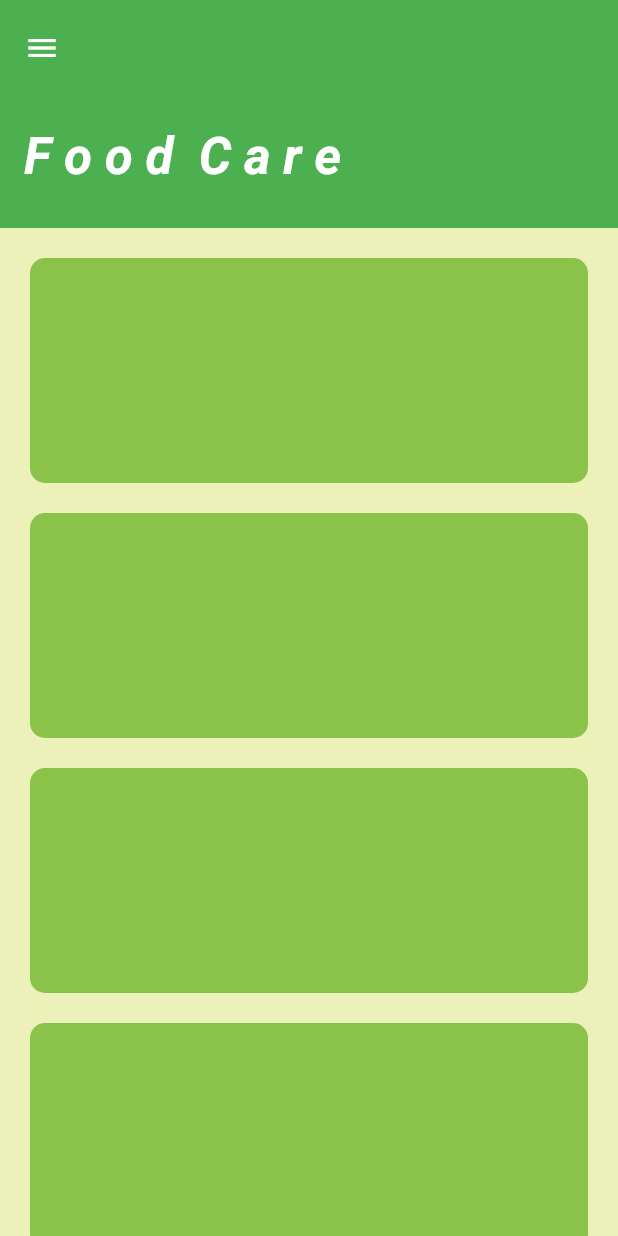
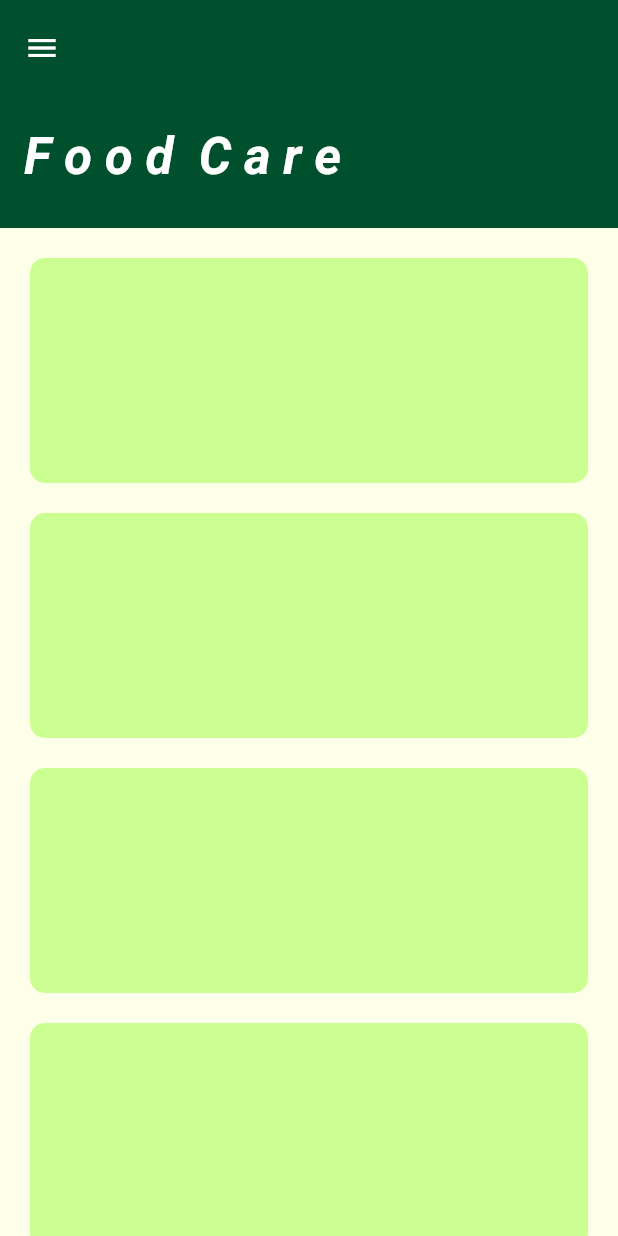
Before and after one commit to Tense-Turtles/Food_wasteage_app, a Flutter app: the screen it shows after launch, on a phone screen of 412 x 824 dp. Run offline on Flutter 3.47's test engine with Material 2 defaults, Android fonts, the phone set to English and light mode, and no system bars.

Commit message:
change colors

```diff
--- a/lib/home_page.dart
+++ b/lib/home_page.dart
@@ -11,11 +11,11 @@ class _MyHomePageState extends State<MyHomePage> {
   @override
   Widget build(BuildContext context) {
     return Scaffold(
-      backgroundColor: const Color.fromARGB(255, 236, 241, 185),
+      backgroundColor: Color(0xFFFDFFE8),
       body: CustomScrollView(
         slivers: [
           SliverAppBar.large(
-            backgroundColor: Colors.green,
+            backgroundColor: Color.fromARGB(255, 0, 79, 45),
             leading: const Icon(Icons.menu),
             title: const Text('F o o d  C a r e',
                 style: TextStyle(
@@ -33,7 +33,7 @@ class _MyHomePageState extends State<MyHomePage> {
               child: ClipRRect(
                 borderRadius: BorderRadius.circular(10),
                 child: Container(
-                  color: Colors.lightGreen,
+                  color: Color.fromARGB(255, 204, 255, 146),
                   height: 150,
                 ),
               ),
@@ -49,7 +49,7 @@ class _MyHomePageState extends State<MyHomePage> {
               child: ClipRRect(
                 borderRadius: BorderRadius.circular(10),
                 child: Container(
-                  color: Colors.lightGreen,
+                  color: Color.fromARGB(255, 204, 255, 146),
                   height: 150,
                 ),
               ),
@@ -65,7 +65,7 @@ class _MyHomePageState extends State<MyHomePage> {
               child: ClipRRect(
                 borderRadius: BorderRadius.circular(10),
                 child: Container(
-                  color: Colors.lightGreen,
+                  color: Color.fromARGB(255, 204, 255, 146),
                   height: 150,
                 ),
               ),
@@ -81,7 +81,7 @@ class _MyHomePageState extends State<MyHomePage> {
               child: ClipRRect(
                 borderRadius: BorderRadius.circular(10),
                 child: Container(
-                  color: Colors.lightGreen,
+                  color: Color.fromARGB(255, 204, 255, 146),
                   height: 150,
                 ),
               ),
@@ -97,7 +97,7 @@ class _MyHomePageState extends State<MyHomePage> {
               child: ClipRRect(
                 borderRadius: BorderRadius.circular(10),
                 child: Container(
-                  color: Colors.lightGreen,
+                  color: Color.fromARGB(255, 204, 255, 146),
                   height: 150,
                 ),
               ),
@@ -113,7 +113,7 @@ class _MyHomePageState extends State<MyHomePage> {
               child: ClipRRect(
                 borderRadius: BorderRadius.circular(10),
                 child: Container(
-                  color: Colors.lightGreen,
+                  color: Color.fromARGB(255, 204, 255, 146),
                   height: 150,
                 ),
               ),
```
